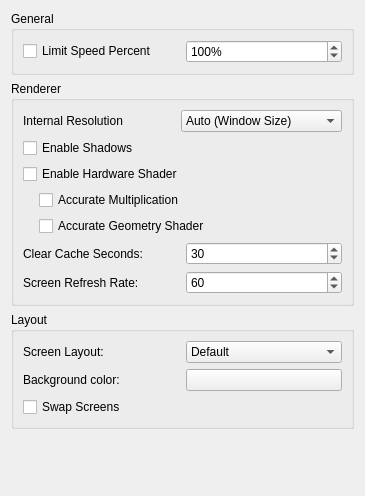
grimtnt/citra, file src/citra_qt/configuration/configure_graphics.ui: the form before one commit.
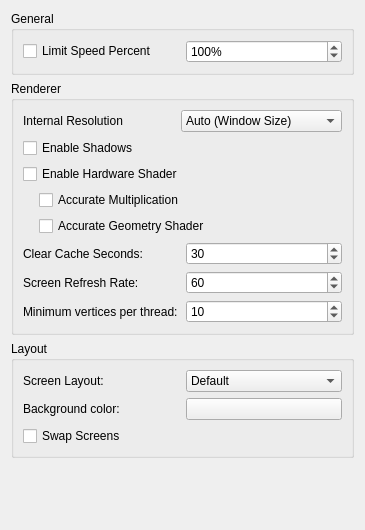
The form after the commit.

Commit message: Add minimum vertices per thread

```diff
--- a/src/citra_qt/configuration/configure_graphics.ui
+++ b/src/citra_qt/configuration/configure_graphics.ui
@@ -7,7 +7,7 @@
     <x>0</x>
     <y>0</y>
     <width>365</width>
-    <height>496</height>
+    <height>530</height>
    </rect>
   </property>
   <property name="windowTitle">
@@ -229,6 +229,30 @@
         </item>
        </layout>
       </item>
+      <item>
+       <layout class="QHBoxLayout" name="horizontalLayout_7">
+        <item>
+         <widget class="QLabel" name="label_4">
+          <property name="text">
+           <string>Minimum vertices per thread:</string>
+          </property>
+         </widget>
+        </item>
+        <item>
+         <widget class="QSpinBox" name="min_vertices_per_thread">
+          <property name="minimum">
+           <number>1</number>
+          </property>
+          <property name="maximum">
+           <number>100000</number>
+          </property>
+          <property name="value">
+           <number>10</number>
+          </property>
+         </widget>
+        </item>
+       </layout>
+      </item>
      </layout>
     </widget>
    </item>
```
The commit also changes 4 other files.
